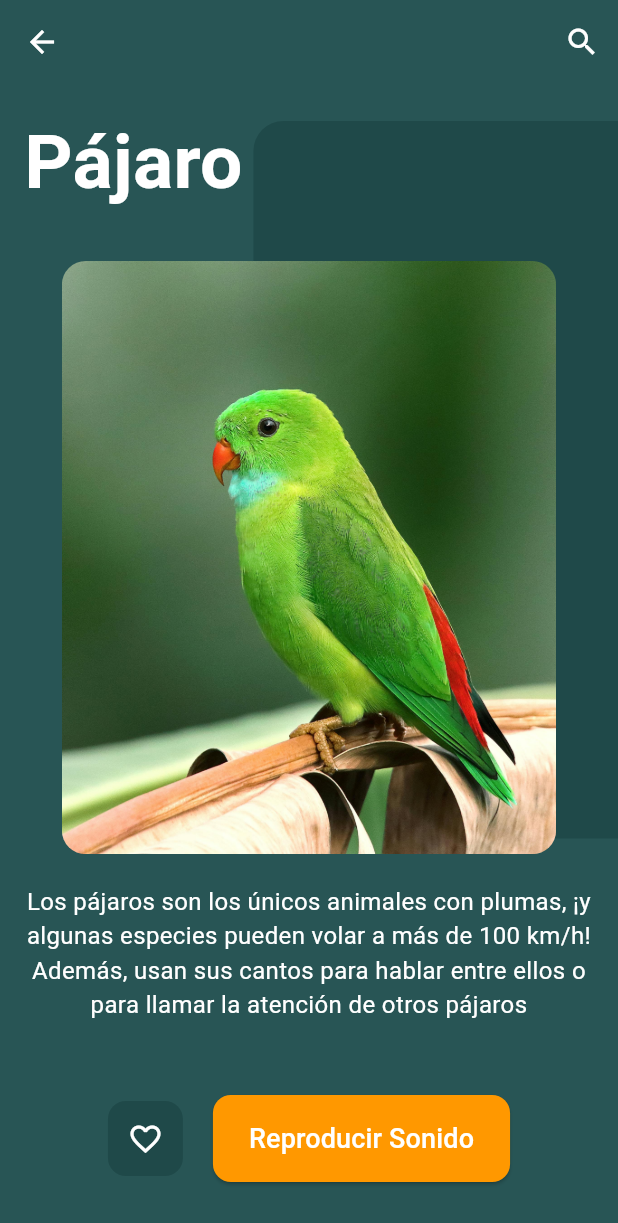
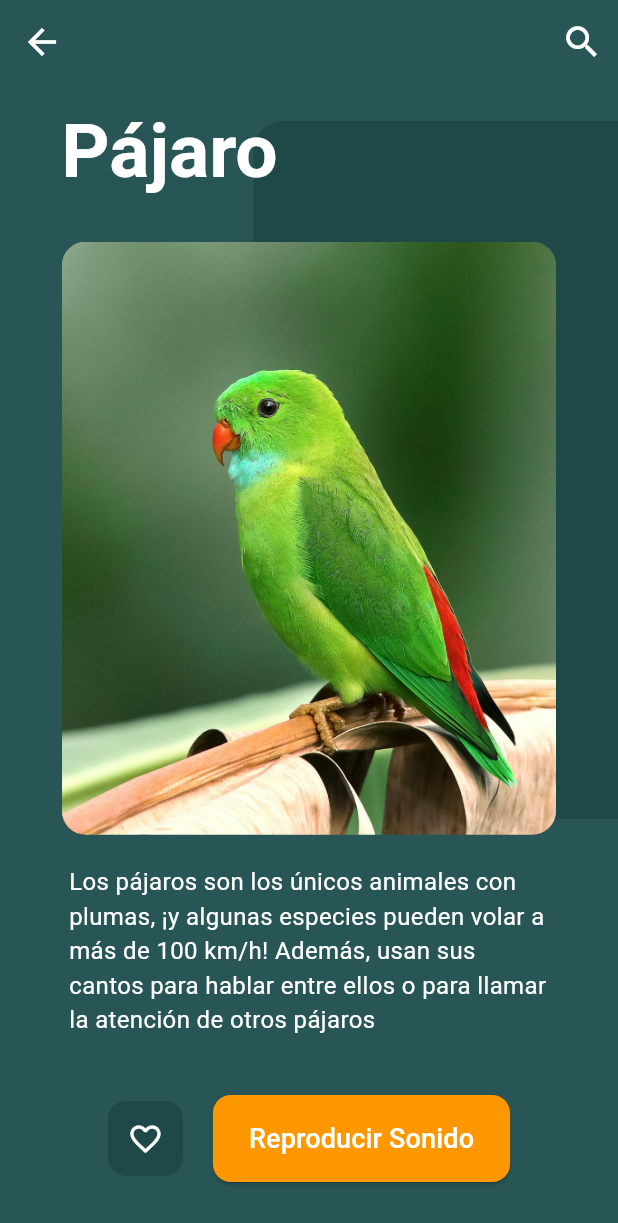
Before and after one commit to vngerus/flutter_prueba_1, a Flutter app: the screen it shows after launch, after a tap on the "play arrow" icon, on a phone screen of 412 x 824 dp. Shown: the top 1223 px of the screen. Run offline on Flutter 3.47's test engine with Material 3 defaults, Android fonts, the light colour scheme and no system bars; our stand-ins replace audioplayers.

Commit message:
fix: dimensiones de proporción]

```diff
--- a/lib/animal_sounds.dart
+++ b/lib/animal_sounds.dart
@@ -45,14 +45,14 @@ class _AnimalSoundsState extends State<AnimalSounds> {
       appBar: AppBar(
         backgroundColor: const Color(0xFF285555),
         leading: IconButton(
-          icon: const Icon(Icons.arrow_back, color: Colors.white),
+          icon: const Icon(Icons.arrow_back, color: Colors.white, size: 28),
           onPressed: () {
             Navigator.pop(context);
           },
         ),
         actions: [
           IconButton(
-            icon: const Icon(Icons.search, color: Colors.white),
+            icon: const Icon(Icons.search, color: Colors.white, size: 28),
             onPressed: () {
               ScaffoldMessenger.of(context).showSnackBar(
                 const SnackBar(
@@ -72,12 +72,24 @@ class _AnimalSoundsState extends State<AnimalSounds> {
             child: Column(
               crossAxisAlignment: CrossAxisAlignment.start,
               children: [
-                Text(
-                  animal['name'] ?? 'Sin Nombre',
+                RichText(
+                  text: TextSpan(
+                    text: '  ',
                     style: const TextStyle(
                       fontSize: 50,
                       fontWeight: FontWeight.bold,
                       color: Colors.white,
+                    ),
+                    children: [
+                      TextSpan(
+                        text: animal['name'] ?? 'Sin Nombre',
+                        style: const TextStyle(
+                          fontSize: 50,
+                          fontWeight: FontWeight.bold,
+                          color: Colors.white,
+                        ),
+                      ),
+                    ],
                   ),
                 ),
                 const SizedBox(height: 30),
@@ -96,13 +108,22 @@ class _AnimalSoundsState extends State<AnimalSounds> {
                     ),
                   ),
                 ),
-                const SizedBox(height: 20),
-                Text(
+                Padding(
+                  padding: const EdgeInsets.only(
+                    left: 30.0,
+                    right: 30.0,
+                    top: 20.0,
+                  ),
+                  child: SizedBox(
+                    width: size.width * 0.8,
+                    child: Text(
                       animal['description'] ?? 'Descripción no disponible.',
-                  textAlign: TextAlign.center,
+                      textAlign: TextAlign.left,
                       style: const TextStyle(
                         fontSize: 16,
                         color: Colors.white,
+                      ),
+                    ),
                   ),
                 ),
                 const Spacer(),
@@ -184,7 +205,7 @@ class GreenRectangle extends StatelessWidget {
     return Positioned(
       right: 0,
       top: size.height * 0.03,
-      bottom: 265,
+      bottom: 278,
       child: Container(
         padding: const EdgeInsets.only(left: 20.0),
         width: size.width * 0.59,
--- a/lib/prueba1.dart
+++ b/lib/prueba1.dart
@@ -97,7 +97,7 @@ class AppBar extends StatelessWidget {
   Widget build(BuildContext context) {
     return Container(
       height: height,
-      padding: const EdgeInsets.symmetric(horizontal: 25.0),
+      padding: const EdgeInsets.symmetric(horizontal: 24.0),
       child: const Column(
         mainAxisAlignment: MainAxisAlignment.center,
         crossAxisAlignment: CrossAxisAlignment.start,
@@ -109,8 +109,10 @@ class AppBar extends StatelessWidget {
               Icon(Icons.search, color: Colors.white, size: 28),
             ],
           ),
-          SizedBox(height: 20),
-          Text(
+          SizedBox(height: 10),
+          Padding(
+            padding: EdgeInsets.only(left: 7.0),
+            child: Text(
               'Discover',
               style: TextStyle(
                 color: Colors.white,
@@ -118,12 +120,16 @@ class AppBar extends StatelessWidget {
                 fontWeight: FontWeight.bold,
               ),
             ),
+          ),
           SizedBox(height: 10),
-          Text(
+          Padding(
+            padding: EdgeInsets.only(left: 8.0),
+            child: Text(
               'Our majestic world together',
               style: TextStyle(
                 color: Colors.white70,
                 fontSize: 18,
+              ),
             ),
           ),
         ],
```
Lines whose indentation alone changed are shown as unchanged.
